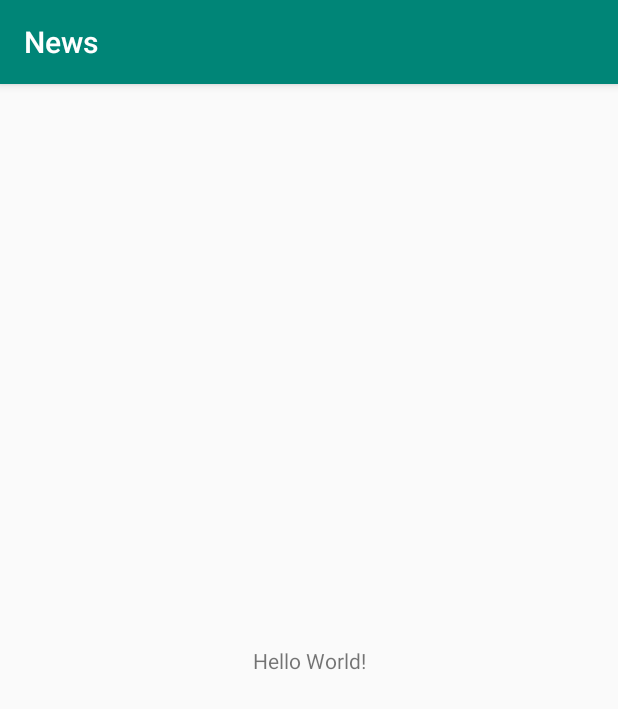
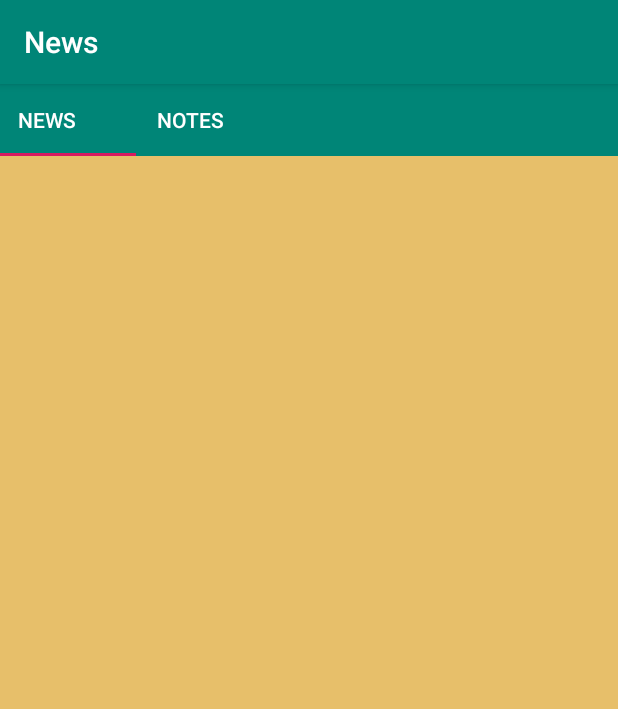
Before and after one commit to AbdullhNSh/Shop, an Android app: the screen it shows after launch (MainActivity), on a phone screen of 412 x 824 dp. Shown: the top 709 px of the screen. Run offline under Robolectric (Android 15) with nearby library versions, the phone set to English and light mode, and no system bars.

Commit message:
Fragmented

```diff
--- a/News/app/build.gradle
+++ b/News/app/build.gradle
@@ -24,9 +24,13 @@ android {
 
 dependencies {
     implementation fileTree(dir: 'libs', include: ['*.jar'])
-    implementation"org.jetbrains.kotlin:kotlin-stdlib-jdk7:$kotlin_version"
+    implementation "org.jetbrains.kotlin:kotlin-stdlib-jdk7:$kotlin_version"
     implementation 'com.android.support:appcompat-v7:28.0.0'
+
+    implementation 'com.android.support:design:28.0.0'
+
     implementation 'com.android.support.constraint:constraint-layout:1.1.3'
+    implementation 'com.android.support:support-v4:28.0.0'
     testImplementation 'junit:junit:4.12'
     androidTestImplementation 'com.android.support.test:runner:1.0.2'
     androidTestImplementation 'com.android.support.test.espresso:espresso-core:3.0.2'
--- /dev/null
+++ b/News/app/src/main/java/com/example/news/A.kt
@@ -0,0 +1,16 @@
+package com.example.news
+
+import android.content.Context
+import android.net.Uri
+import android.os.Bundle
+import android.support.v4.app.Fragment
+import android.view.LayoutInflater
+import android.view.View
+import android.view.ViewGroup
+
+class A:Fragment()
+{
+    override fun onCreateView(inflater: LayoutInflater, container: ViewGroup?, savedInstanceState: Bundle?): View? {
+        return inflater.inflate(R.layout.fragment_a,container, false)
+    }
+}
--- /dev/null
+++ b/News/app/src/main/java/com/example/news/B.kt
@@ -0,0 +1,16 @@
+package com.example.news
+
+import android.content.Context
+import android.net.Uri
+import android.os.Bundle
+import android.support.v4.app.Fragment
+import android.view.LayoutInflater
+import android.view.View
+import android.view.ViewGroup
+
+class B : Fragment()
+{
+    override fun onCreateView(inflater: LayoutInflater, container: ViewGroup?, savedInstanceState: Bundle?): View? {
+        return inflater.inflate(R.layout.fragment_b,container,false)
+    }
+}
--- a/News/app/src/main/java/com/example/news/MainActivity.kt
+++ b/News/app/src/main/java/com/example/news/MainActivity.kt
@@ -2,11 +2,43 @@ package com.example.news
 
 import android.support.v7.app.AppCompatActivity
 import android.os.Bundle
+import android.support.v4.app.Fragment
+import android.support.v4.app.FragmentManager
+import android.support.v4.app.FragmentPagerAdapter
+import android.support.v4.view.ViewPager
+import kotlinx.android.synthetic.main.activity_main.*
 
 class MainActivity : AppCompatActivity() {
 
     override fun onCreate(savedInstanceState: Bundle?) {
         super.onCreate(savedInstanceState)
         setContentView(R.layout.activity_main)
+        viewpager.adapter = ViewPagerAdapter(supportFragmentManager)
+        tablayout.setupWithViewPager(viewpager)
+    }
+    class ViewPagerAdapter(fm : FragmentManager?): FragmentPagerAdapter(fm)
+    {
+        override fun getItem(p0: Int): Fragment {
+            return when(p0)
+            {
+                0 -> A()
+                1 -> B()
+                else ->
+                {
+                    A()
+                }
+            }
+        }
+
+        override fun getCount(): Int = 2
+        override fun getPageTitle(position: Int): CharSequence? {
+            return when(position)
+            {
+                 0 -> "News \t \t"
+                1 -> "Notes"
+
+                else -> "Others"
+            }
+        }
     }
 }
--- a/News/app/src/main/res/layout/activity_main.xml
+++ b/News/app/src/main/res/layout/activity_main.xml
@@ -1,19 +1,25 @@
 <?xml version="1.0" encoding="utf-8"?>
-<android.support.constraint.ConstraintLayout
+<LinearLayout
         xmlns:android="http://schemas.android.com/apk/res/android"
         xmlns:tools="http://schemas.android.com/tools"
         xmlns:app="http://schemas.android.com/apk/res-auto"
         android:layout_width="match_parent"
         android:layout_height="match_parent"
-        tools:context=".MainActivity">
+        android:orientation="vertical"
+        >
 
-    <TextView
-            android:layout_width="wrap_content"
-            android:layout_height="wrap_content"
-            android:text="Hello World!"
-            app:layout_constraintBottom_toBottomOf="parent"
-            app:layout_constraintLeft_toLeftOf="parent"
-            app:layout_constraintRight_toRightOf="parent"
-            app:layout_constraintTop_toTopOf="parent"/>
+<android.support.design.widget.TabLayout android:layout_width="match_parent"
+                                         android:layout_height="wrap_content"
+   app:tabMode="scrollable"
+                                         android:id="@+id/tablayout"
+                                         android:background="@color/colorPrimary"
+                                         app:tabTextColor="#FFF"
+                                         tools:ignore="MissingConstraints"/>
+    <android.support.v4.view.ViewPager android:layout_width="match_parent"
+                                       android:layout_height="match_parent"
+    android:id="@+id/viewpager"
+                                       tools:context=".MainActivity"
+    >
 
-</android.support.constraint.ConstraintLayout>
+    </android.support.v4.view.ViewPager>
+</LinearLayout>
--- /dev/null
+++ b/News/app/src/main/res/layout/fragment_a.xml
@@ -0,0 +1,10 @@
+<?xml version="1.0" encoding="utf-8"?>
+<android.support.constraint.ConstraintLayout xmlns:android="http://schemas.android.com/apk/res/android"
+             xmlns:tools="http://schemas.android.com/tools"
+             android:layout_width="match_parent"
+             android:layout_height="match_parent"
+                                             android:background="#E7BF6A"
+             tools:context=".A">
+
+
+</android.support.constraint.ConstraintLayout>
--- /dev/null
+++ b/News/app/src/main/res/layout/fragment_b.xml
@@ -0,0 +1,11 @@
+<?xml version="1.0" encoding="utf-8"?>
+<FrameLayout xmlns:android="http://schemas.android.com/apk/res/android"
+             xmlns:tools="http://schemas.android.com/tools"
+             android:layout_width="match_parent"
+             android:layout_height="match_parent"
+             tools:context=".B"
+
+>
+
+
+</FrameLayout>
--- a/News/app/src/main/res/values/strings.xml
+++ b/News/app/src/main/res/values/strings.xml
@@ -1,3 +1,6 @@
 <resources>
     <string name="app_name">News</string>
+
+    <!-- TODO: Remove or change this placeholder text -->
+    <string name="hello_blank_fragment">Hello blank fragment</string>
 </resources>
```
